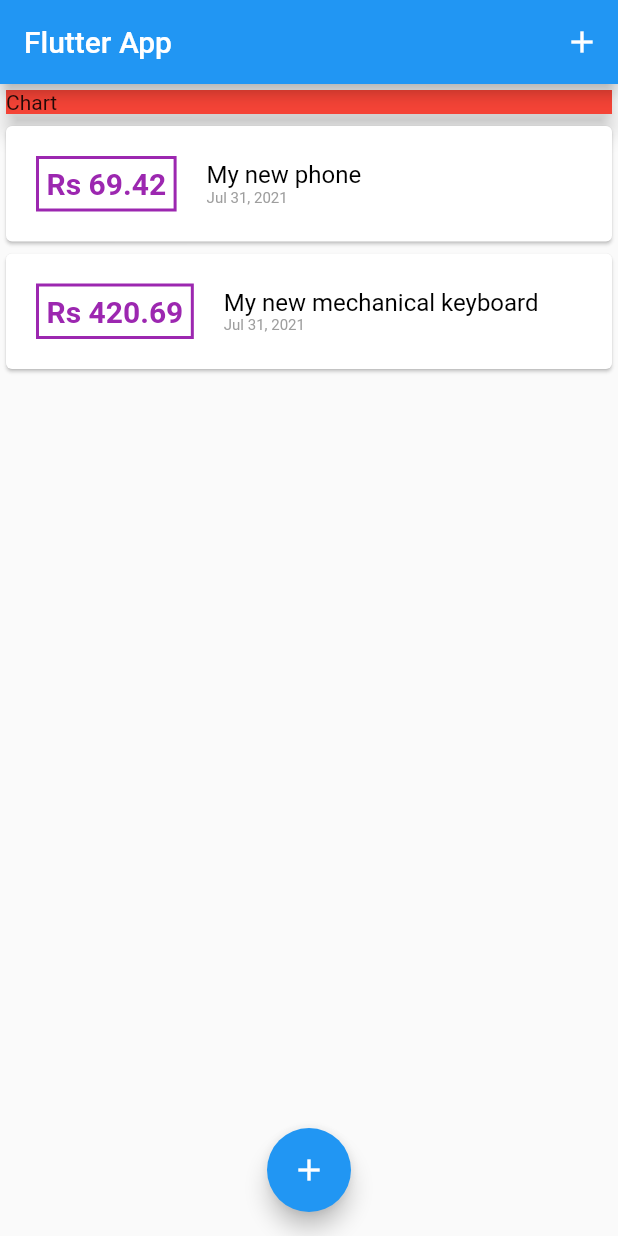
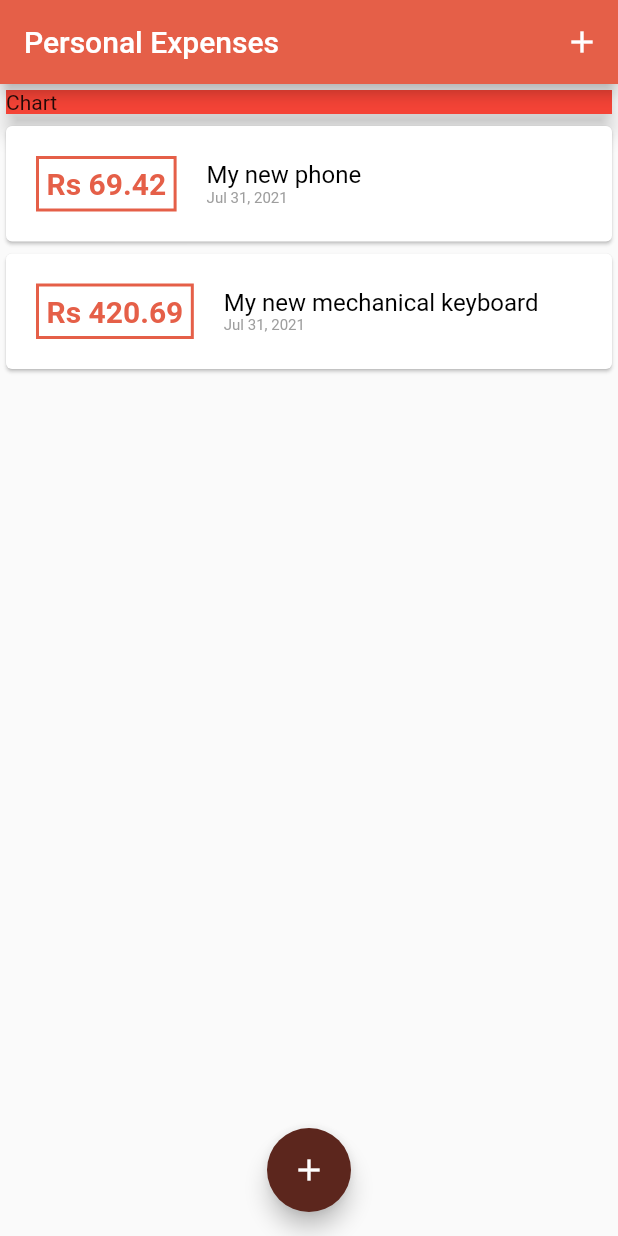
Before and after one commit to sk25469/Personal_Expenses, a Flutter app: the screen it shows after launch, on a phone screen of 412 x 824 dp. Run offline on Flutter 3.47's test engine with Material 2 defaults, Android fonts, the phone set to English and light mode, and no system bars.

Commit message:
added a custom theme

```diff
--- /dev/null
+++ b/lib/Utils/pallete.dart
@@ -0,0 +1,19 @@
+import 'package:flutter/material.dart';
+
+class Palette {
+  static const MaterialColor kToDark = MaterialColor(
+    0xffe55f48, // 0% comes in here, this will be color picked if no shade is selected when defining a Color property which doesn’t require a swatch.
+    <int, Color>{
+      50: Color(0xffce5641), //10%
+      100: Color(0xffb74c3a), //20%
+      200: Color(0xffa04332), //30%
+      300: Color(0xff89392b), //40%
+      400: Color(0xff733024), //50%
+      500: Color(0xff5c261d), //60%
+      600: Color(0xff451c16), //70%
+      700: Color(0xff2e130e), //80%
+      800: Color(0xff170907), //90%
+      900: Color(0xff000000), //100%
+    },
+  );
+}
--- a/lib/Widgets/transactions_list.dart
+++ b/lib/Widgets/transactions_list.dart
@@ -24,15 +24,15 @@ class TransactionList extends StatelessWidget {
                   ),
                   child: Text(
                     'Rs ${transactions[index].amount.toStringAsFixed(2)}',
-                    style: const TextStyle(
+                    style: TextStyle(
                       fontSize: 20,
                       fontWeight: FontWeight.bold,
-                      color: Colors.purple,
+                      color: Theme.of(context).primaryColor,
                     ),
                   ),
                   decoration: BoxDecoration(
                     border: Border.all(
-                      color: Colors.purple,
+                      color: Theme.of(context).primaryColor,
                       width: 2,
                     ),
                   ),
--- a/lib/main.dart
+++ b/lib/main.dart
@@ -1,4 +1,5 @@
 import 'package:flutter/material.dart';
+import 'package:personal_expenses/Utils/pallete.dart';
 
 import 'Model/Transaction.dart';
 import 'Widgets/new_transaction.dart';
@@ -11,7 +12,10 @@ class MyApp extends StatelessWidget {
   @override
   Widget build(BuildContext context) {
     return MaterialApp(
-      title: 'Flutter App',
+      title: 'Personal Expenses',
+      theme: ThemeData(
+        primarySwatch: Palette.kToDark,
+      ),
       home: MyHomePage(),
     );
   }
@@ -72,7 +76,7 @@ class _MyHomePageState extends State<MyHomePage> {
   Widget build(BuildContext context) {
     return Scaffold(
       appBar: AppBar(
-        title: const Text('Flutter App'),
+        title: const Text('Personal Expenses'),
         actions: <Widget>[
           IconButton(
             onPressed: () => _startAddNewTransaction(context),
```
